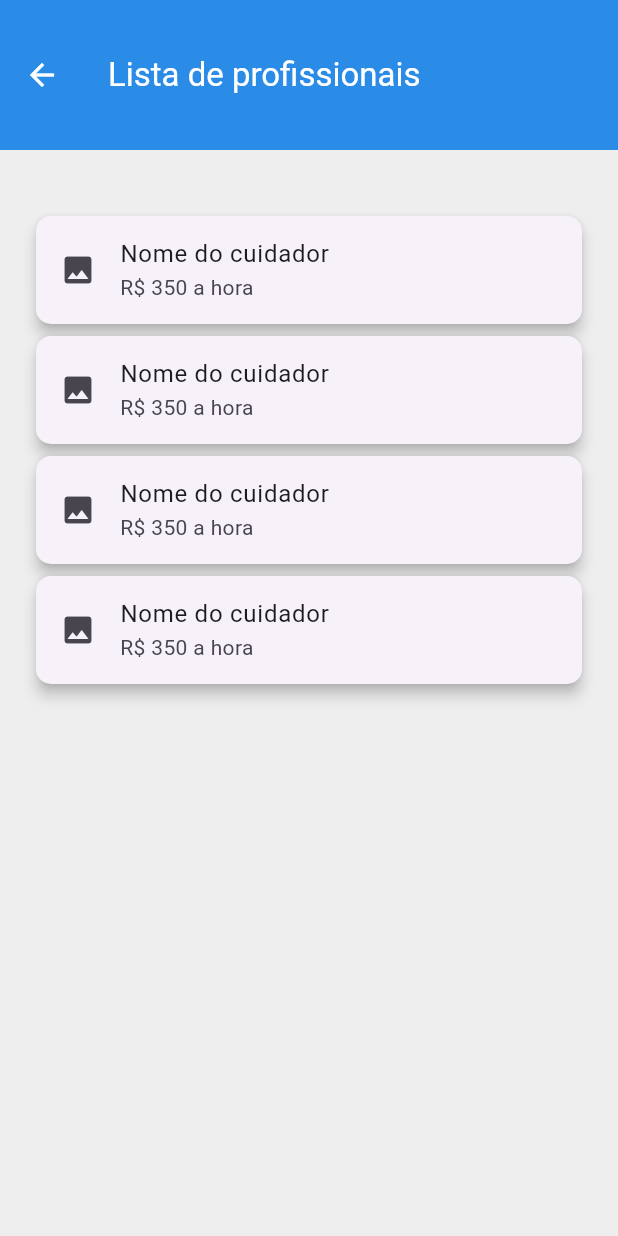
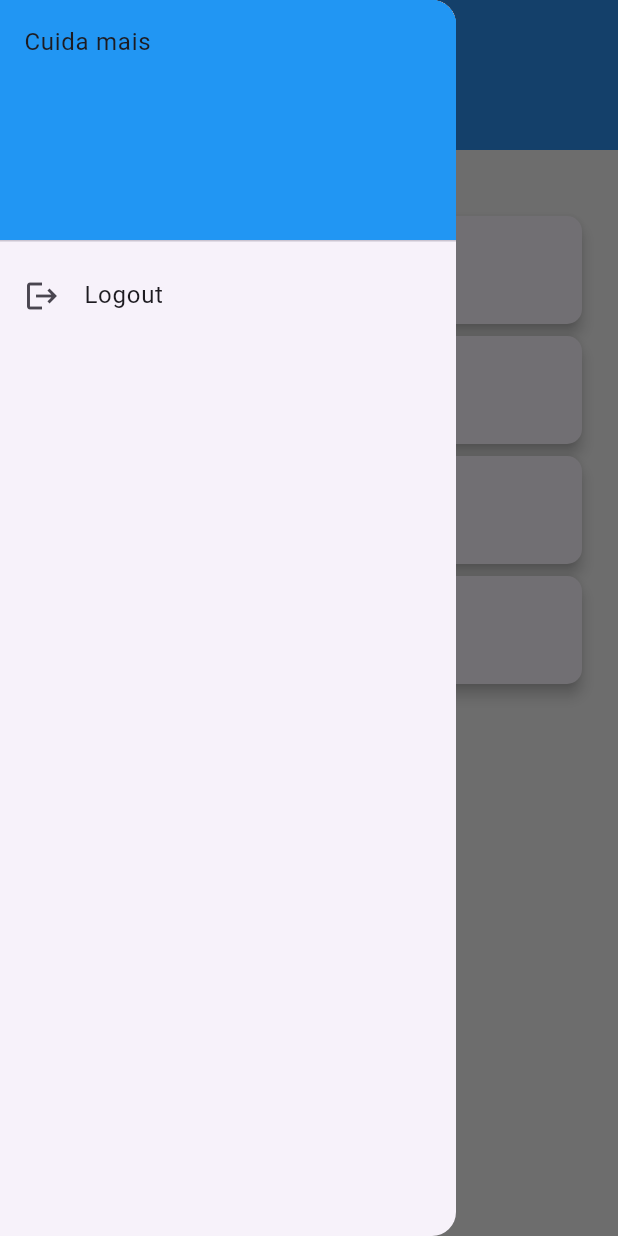
Before and after one commit to gianlucampos/cuida_mais_app, a Flutter app: the HomePage screen opened directly, with the side drawer open (before the commit the screen has no drawer), on a phone screen of 412 x 824 dp. Run offline on Flutter 3.47's test engine with Material 3 defaults, Android fonts, the phone set to English and light mode, and no system bars; our stand-ins replace firebase_auth, firebase_core; accounts and stored records are empty.

```diff
--- a/lib/main.dart
+++ b/lib/main.dart
@@ -1,7 +1,10 @@
 import 'package:cuida_mais_app/pages/login/login_page.dart';
+import 'package:firebase_core/firebase_core.dart';
 import 'package:flutter/material.dart';
 
-void main() {
+void main() async {
+  WidgetsFlutterBinding.ensureInitialized();
+  await Firebase.initializeApp();
   runApp(const MainApp());
 }
 
--- a/lib/pages/home/home_page.dart
+++ b/lib/pages/home/home_page.dart
@@ -1,15 +1,43 @@
 import 'package:cuida_mais_app/component/app_bar_component.dart';
 import 'package:cuida_mais_app/pages/home/caregiver_info_page.dart';
+import 'package:cuida_mais_app/pages/login/login_page.dart';
+import 'package:firebase_auth/firebase_auth.dart';
 import 'package:flutter/material.dart';
+
 
 class HomePage extends StatelessWidget {
   const HomePage({super.key});
 
   @override
   Widget build(BuildContext context) {
+    final auth = FirebaseAuth.instance;
+
     return Scaffold(
-      backgroundColor: Colors.grey[200], // Cor de fundo clara para contraste
+      backgroundColor: Colors.grey[200],
       appBar: appBar('Lista de profissionais'),
+      drawer: Drawer(
+        child: ListView(
+          padding: EdgeInsets.zero,
+          children: [
+            const DrawerHeader(
+              decoration: BoxDecoration(
+                color: Colors.blue,
+              ),
+              child: Text('Cuida mais'),
+            ),
+            ListTile(
+              title: const Text('Logout'),
+              leading: const Icon(Icons.logout),
+              onTap: () async {
+                await auth.signOut();
+                Navigator.pushReplacement(
+                    context,
+                    MaterialPageRoute(builder: (context) => const LoginPage()));
+              },
+            ),
+          ],
+        ),
+      ),
       body: Padding(
         padding: const EdgeInsets.symmetric(horizontal: 20, vertical: 40),
         child: Column(
@@ -33,9 +61,11 @@ _mountCardWidget(BuildContext context) {
         leading: const Icon(Icons.image),
         title: const Text('Nome do cuidador'),
         subtitle: const Text('R\$ 350 a hora'),
-        onTap: () => Navigator.push(
-          context,
-          MaterialPageRoute(builder: (context) => const CaregiverInfoPage()),
-        ),
+        onTap: () =>
+            Navigator.push(
+              context,
+              MaterialPageRoute(
+                  builder: (context) => const CaregiverInfoPage()),
+            ),
       ));
 }
--- a/lib/pages/login/account_form_page.dart
+++ b/lib/pages/login/account_form_page.dart
@@ -1,6 +1,7 @@
 import 'package:cuida_mais_app/component/app_bar_component.dart';
 import 'package:cuida_mais_app/component/elevated_button_component.dart';
 import 'package:cuida_mais_app/pages/login/address_form_page.dart';
+import 'package:firebase_auth/firebase_auth.dart';
 import 'package:flutter/material.dart';
 
 class AccountFormPage extends StatefulWidget {
@@ -12,7 +13,7 @@ class AccountFormPage extends StatefulWidget {
 
 class AccountFormPageState extends State<AccountFormPage> {
   final _formKey = GlobalKey<FormState>();
-
+  final _auth = FirebaseAuth.instance;
   // Controladores para os campos do formulário
   final TextEditingController _nameController = TextEditingController();
   final TextEditingController _birthDateController = TextEditingController();
@@ -98,8 +99,9 @@ class AccountFormPageState extends State<AccountFormPage> {
     );
   }
 
-  void onSave(BuildContext context) {
+  void onSave(BuildContext context) async {
     if (_formKey.currentState!.validate()) {
+      await _auth.createUserWithEmailAndPassword(email: _emailController.text, password: _passwordController.text);
       Navigator.push(
           context, MaterialPageRoute(builder: (context) => const AddressFormPage()));
     }
```
Also changed, not shown: lib/component/input_text_component.dart (deleted, +0 -31 lines), lib/pages/login/login_page.dart (+33 -8 lines), pubspec.yaml (+2 -69 lines), pubspec.lock, 3 other files.
